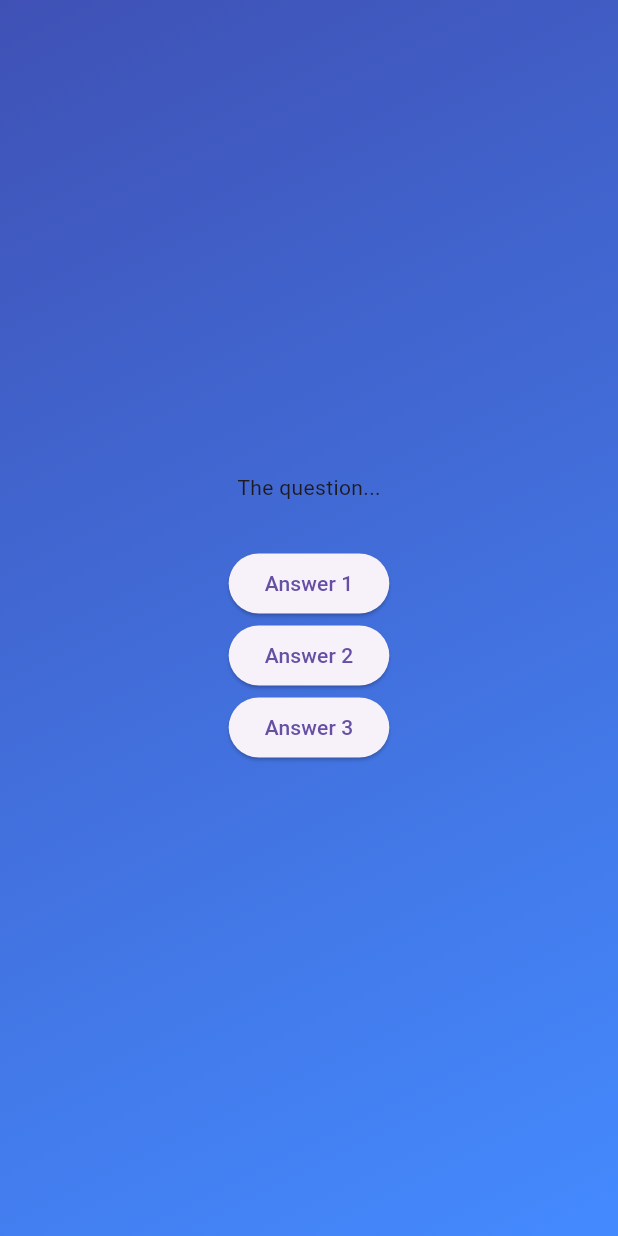
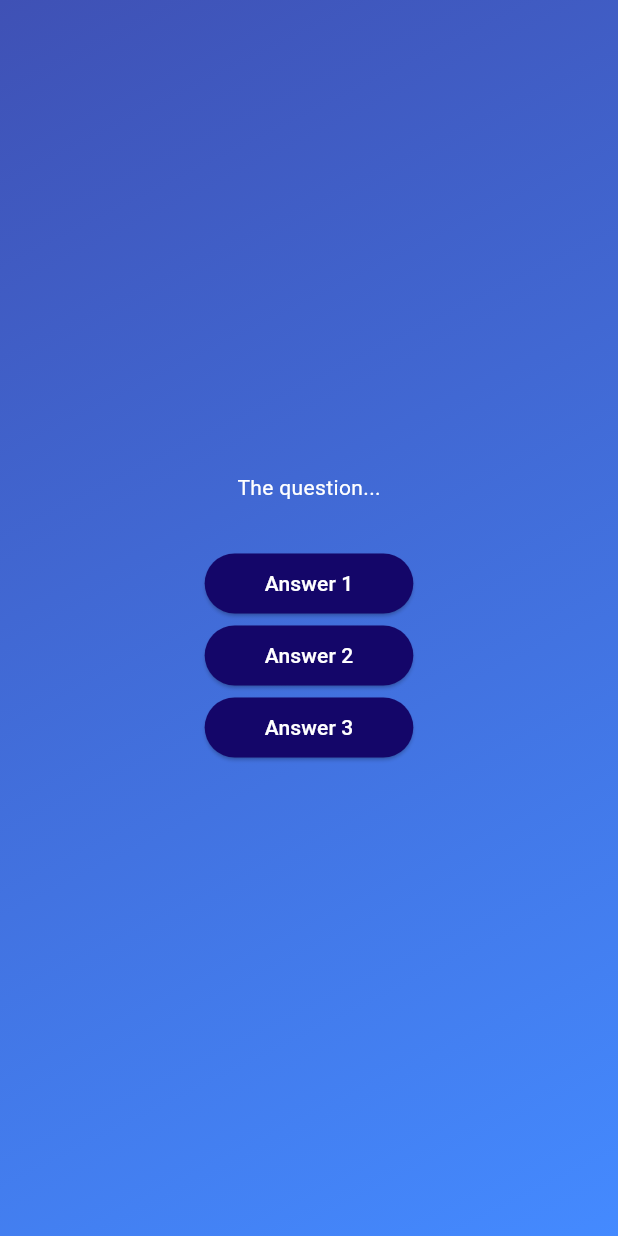
Before and after one commit to clebersonp/flutter_adv_basics, a Flutter app: the screen it shows after launch, after a tap on "Start Quiz", on a phone screen of 412 x 824 dp. Run offline on Flutter 3.47's test engine with Material 3 defaults, Android fonts, the phone set to English and light mode, and no system bars.

Commit message:
Added answer custom buttons in the quiz questions widget

```diff
--- a/lib/screen/questions/questions_screen.dart
+++ b/lib/screen/questions/questions_screen.dart
@@ -1,4 +1,5 @@
 import 'package:flutter/material.dart';
+import 'package:flutter_adv_basics/buttons/answer_button.dart';
 
 class QuestionsScreen extends StatefulWidget {
   const QuestionsScreen({super.key});
@@ -16,11 +17,14 @@ class _QuestionsScreenState extends State<QuestionsScreen> {
       child: Column(
         mainAxisAlignment: MainAxisAlignment.center,
         children: [
-          const Text('The question...'),
+          const Text(
+            'The question...',
+            style: TextStyle(color: Colors.white),
+          ),
           const SizedBox(height: 30),
-          ElevatedButton(onPressed: () {}, child: const Text('Answer 1')),
-          ElevatedButton(onPressed: () {}, child: const Text('Answer 2')),
-          ElevatedButton(onPressed: () {}, child: const Text('Answer 3')),
+          AnswerButton(onTap: () {}, answerText: 'Answer 1'),
+          AnswerButton(onTap: () {}, answerText: 'Answer 2'),
+          AnswerButton(onTap: () {}, answerText: 'Answer 3'),
         ],
       ),
     );
```
